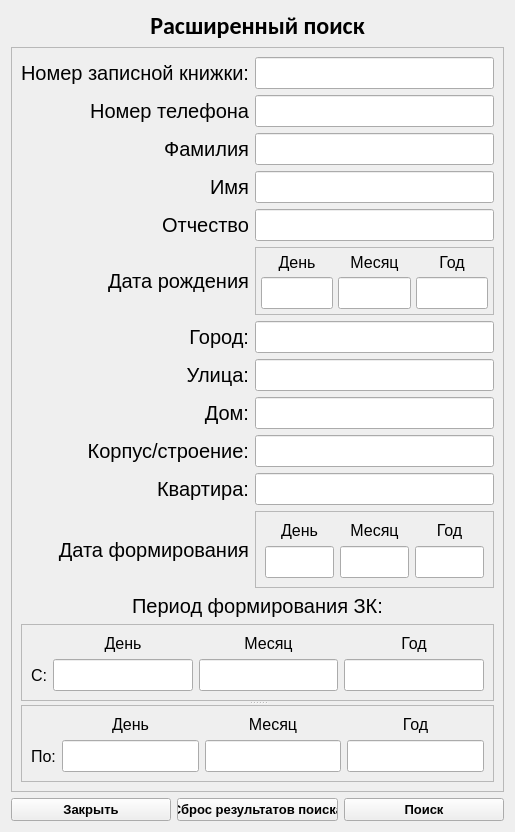
The window that search.ui (Yavlados/VKR) describes before a commit, drawn with Qt 5.
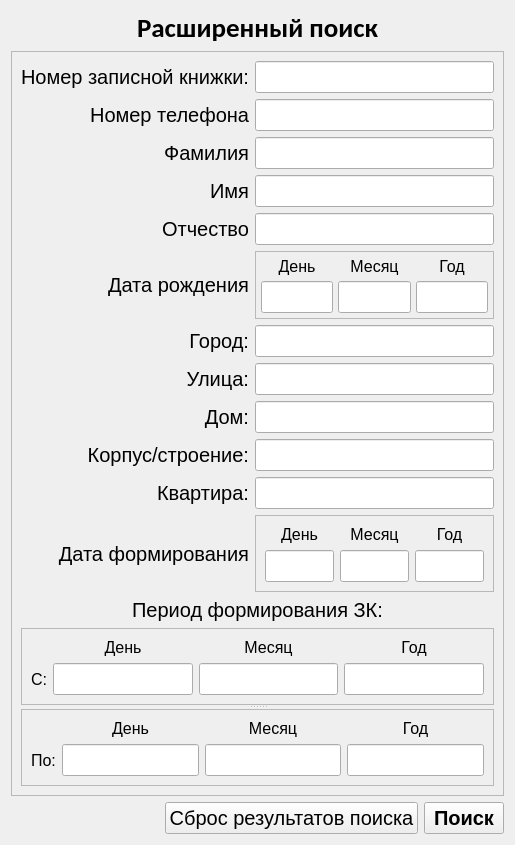
The same window after the commit.

```diff
--- a/search.ui
+++ b/search.ui
@@ -29,32 +29,7 @@
    <bool>true</bool>
   </property>
   <layout class="QGridLayout" name="gridLayout_2">
-   <item row="0" column="0">
-    <widget class="QLabel" name="label">
-     <property name="sizePolicy">
-      <sizepolicy hsizetype="Expanding" vsizetype="Fixed">
-       <horstretch>0</horstretch>
-       <verstretch>0</verstretch>
-      </sizepolicy>
-     </property>
-     <property name="font">
-      <font>
-       <family>Calibri</family>
-       <pointsize>18</pointsize>
-       <weight>75</weight>
-       <italic>false</italic>
-       <bold>true</bold>
-      </font>
-     </property>
-     <property name="text">
-      <string>Расширенный поиск</string>
-     </property>
-     <property name="alignment">
-      <set>Qt::AlignCenter</set>
-     </property>
-    </widget>
-   </item>
-   <item row="1" column="0">
+   <item row="1" column="0" colspan="3">
     <widget class="QFrame" name="frame">
      <property name="sizePolicy">
       <sizepolicy hsizetype="Ignored" vsizetype="Preferred">
@@ -907,66 +882,82 @@
     </widget>
    </item>
    <item row="2" column="0">
-    <layout class="QHBoxLayout" name="horizontalLayout">
-     <item>
-      <widget class="QPushButton" name="pb_back_tomain">
-       <property name="sizePolicy">
-        <sizepolicy hsizetype="Ignored" vsizetype="Fixed">
-         <horstretch>0</horstretch>
-         <verstretch>0</verstretch>
-        </sizepolicy>
-       </property>
-       <property name="font">
-        <font>
-         <weight>75</weight>
-         <bold>true</bold>
-        </font>
-       </property>
-       <property name="text">
-        <string>Закрыть</string>
-       </property>
-      </widget>
-     </item>
-     <item>
-      <widget class="QPushButton" name="pushButton">
-       <property name="sizePolicy">
-        <sizepolicy hsizetype="Ignored" vsizetype="Fixed">
-         <horstretch>0</horstretch>
-         <verstretch>0</verstretch>
-        </sizepolicy>
-       </property>
-       <property name="font">
-        <font>
-         <weight>75</weight>
-         <bold>true</bold>
-        </font>
-       </property>
-       <property name="text">
-        <string>Сброс результатов поиска</string>
-       </property>
-      </widget>
-     </item>
-     <item>
-      <widget class="QPushButton" name="pb_search">
-       <property name="sizePolicy">
-        <sizepolicy hsizetype="Ignored" vsizetype="Fixed">
-         <horstretch>0</horstretch>
-         <verstretch>0</verstretch>
-        </sizepolicy>
-       </property>
-       <property name="font">
-        <font>
-         <pointsize>10</pointsize>
-         <weight>75</weight>
-         <bold>true</bold>
-        </font>
-       </property>
-       <property name="text">
-        <string>Поиск</string>
-       </property>
-      </widget>
-     </item>
-    </layout>
+    <spacer name="horizontalSpacer">
+     <property name="orientation">
+      <enum>Qt::Horizontal</enum>
+     </property>
+     <property name="sizeHint" stdset="0">
+      <size>
+       <width>138</width>
+       <height>20</height>
+      </size>
+     </property>
+    </spacer>
+   </item>
+   <item row="2" column="1">
+    <widget class="QPushButton" name="pushButton">
+     <property name="sizePolicy">
+      <sizepolicy hsizetype="Preferred" vsizetype="Fixed">
+       <horstretch>0</horstretch>
+       <verstretch>0</verstretch>
+      </sizepolicy>
+     </property>
+     <property name="font">
+      <font>
+       <pointsize>15</pointsize>
+       <weight>50</weight>
+       <bold>false</bold>
+      </font>
+     </property>
+     <property name="text">
+      <string>Сброс результатов поиска</string>
+     </property>
+    </widget>
+   </item>
+   <item row="2" column="2">
+    <widget class="QPushButton" name="pb_search">
+     <property name="sizePolicy">
+      <sizepolicy hsizetype="Preferred" vsizetype="Fixed">
+       <horstretch>0</horstretch>
+       <verstretch>0</verstretch>
+      </sizepolicy>
+     </property>
+     <property name="font">
+      <font>
+       <pointsize>15</pointsize>
+       <weight>75</weight>
+       <bold>true</bold>
+      </font>
+     </property>
+     <property name="text">
+      <string>Поиск</string>
+     </property>
+    </widget>
+   </item>
+   <item row="0" column="0" colspan="3">
+    <widget class="QLabel" name="label">
+     <property name="sizePolicy">
+      <sizepolicy hsizetype="Expanding" vsizetype="Fixed">
+       <horstretch>0</horstretch>
+       <verstretch>0</verstretch>
+      </sizepolicy>
+     </property>
+     <property name="font">
+      <font>
+       <family>Calibri</family>
+       <pointsize>20</pointsize>
+       <weight>75</weight>
+       <italic>false</italic>
+       <bold>true</bold>
+      </font>
+     </property>
+     <property name="text">
+      <string>Расширенный поиск</string>
+     </property>
+     <property name="alignment">
+      <set>Qt::AlignCenter</set>
+     </property>
+    </widget>
    </item>
   </layout>
  </widget>
```
Left out of the diff: 496 changed lines with no effect on the pictures.
